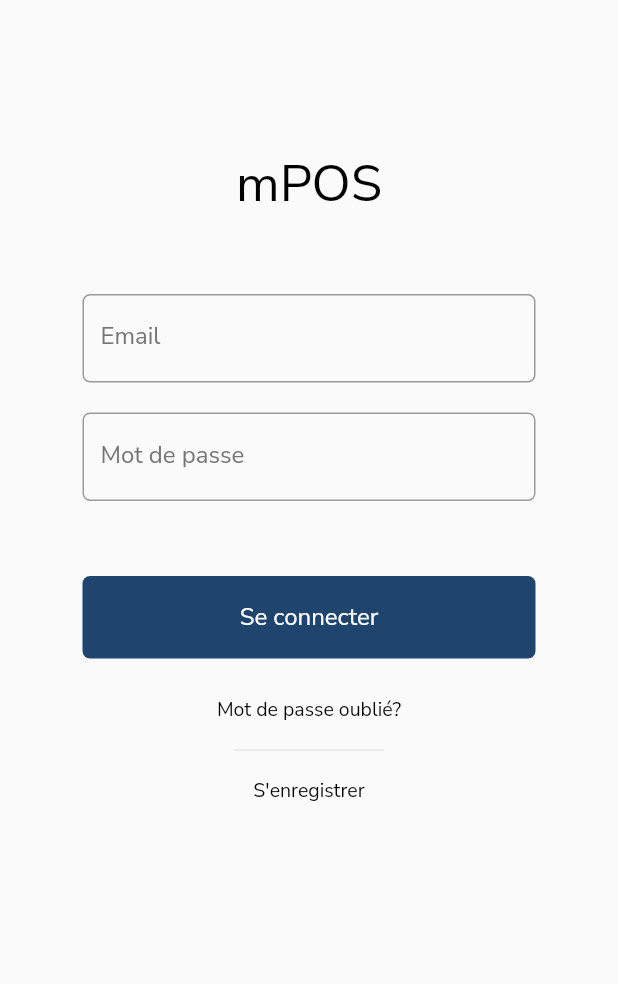
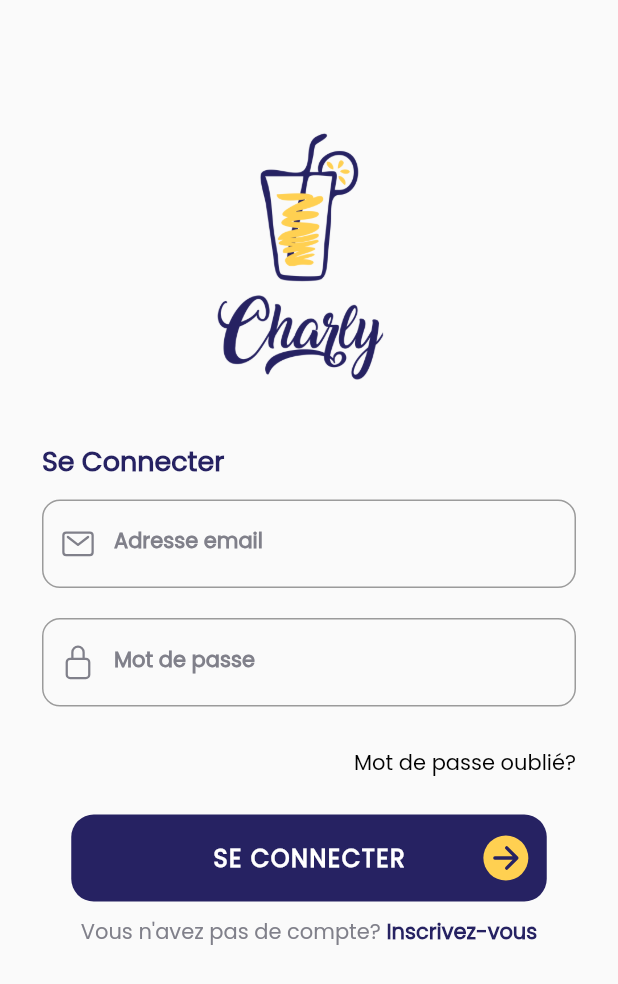
Before and after one commit to charleskoko/mpos_app, a Flutter app: the screen it shows after launch, on a phone screen of 412 x 824 dp. Shown: the top 984 px of the screen. Run offline on Flutter 3.47's test engine with Material 2 defaults, Android fonts, the phone set to English and light mode, and no system bars; our stand-ins replace bloc, dartz, dio, flutter_bloc, flutter_dotenv, flutter_secure_storage and 4 more.

Commit message:
add login page new design (in progress)

```diff
--- a/lib/authentication/presentation/login_page.dart
+++ b/lib/authentication/presentation/login_page.dart
@@ -3,8 +3,10 @@
 import 'package:flutter/material.dart';
 import 'package:flutter_bloc/flutter_bloc.dart';
 import 'package:go_router/go_router.dart';
+import 'package:ionicons/ionicons.dart';
 import '../../core/presentation/snack_bar.dart';
 import '../../core/shared/error_message.dart';
+import '../../src/shared/app_colors.dart';
 import '../../src/widgets/box_button.dart';
 import '../../src/widgets/box_input_field.dart';
 import '../../src/widgets/box_text.dart';
@@ -44,31 +46,39 @@ class _LoginPageState extends State<LoginPage> {
           }
         },
         child: ListView(
+          shrinkWrap: true,
           padding: const EdgeInsets.only(
-            left: 55,
-            right: 55,
-            top: 100,
+            left: 28,
+            right: 28,
+            top: 52,
           ),
           physics: const BouncingScrollPhysics(),
           children: [
             Column(
               mainAxisAlignment: MainAxisAlignment.center,
               children: [
-                Container(
-                  padding: const EdgeInsets.only(
-                    bottom: 50,
-                  ),
-                  child: BoxText.headingOne(
-                    'mPOS',
+                const SizedBox(
+                  width: 242,
+                  height: 242,
+                  child: Image(
+                    image: AssetImage(
+                      "assets/images/charly_logo.png",
+                    ),
                   ),
                 ),
+                Container(
+                  alignment: Alignment.centerLeft,
+                  child: BoxText.appBarTitle('Se Connecter'),
+                ),
+                const SizedBox(height: 12),
                 Form(
                   key: formKey,
                   child: Column(
                     children: [
                       BoxInputField.email(
+                        icon: Ionicons.mail_outline,
                         controller: emailTextFieldController,
-                        labelText: 'Email',
+                        labelText: 'Adresse email',
                         validator: (value) {
                           if (value.isEmpty) {
                             return 'Email est obligatroire';
@@ -81,6 +91,7 @@ class _LoginPageState extends State<LoginPage> {
                       ),
                       const SizedBox(height: 20),
                       BoxInputField.password(
+                        icon: Ionicons.lock_closed_outline,
                         controller: passwordTextFieldController,
                         labelText: 'Mot de passe',
                         validator: (value) {
@@ -96,10 +107,20 @@ class _LoginPageState extends State<LoginPage> {
                     ],
                   ),
                 ),
-                const SizedBox(height: 50),
+                const SizedBox(height: 26),
+                Container(
+                  alignment: Alignment.centerRight,
+                  height: 23,
+                  child: GestureDetector(
+                      onTap: () {
+                        print('navigate to password reset page');
+                      },
+                      child: BoxText.body('Mot de passe oublié?')),
+                ),
+                const SizedBox(height: 23),
                 BlocBuilder<AuthenticationCubit, AuthenticationState>(
                   builder: (context, authenticationState) {
-                    return BoxButton.normal(
+                    return BoxButton.main(
                         isBusy: (authenticationState is AuthenticationLoading)
                             ? true
                             : false,
@@ -119,23 +140,28 @@ class _LoginPageState extends State<LoginPage> {
                 ),
                 Container(
                   padding: const EdgeInsets.only(
-                    top: 25,
-                    bottom: 10,
-                  ),
-                  child: BoxText.caption(
-                    'Mot de passe oublié?',
-                  ),
-                ),
-                const SizedBox(width: 100, child: Divider()),
-                Container(
-                  padding: const EdgeInsets.only(
                     top: 10,
                     bottom: 10,
                   ),
-                  child: BoxText.caption(
-                    'S\'enregistrer',
+                  child: Row(
+                    mainAxisAlignment: MainAxisAlignment.center,
+                    children: [
+                      BoxText.caption("Vous n'avez pas de compte? ",
+                          color: const Color(0xFF80808A)),
+                      GestureDetector(
+                        onTap: () {
+                          print('Nqvigate to register page');
+                        },
+                        child: BoxText.caption(
+                          "Inscrivez-vous",
+                          color: kPrimaryColor,
+                          fontWeight: FontWeight.w600,
+                        ),
+                      )
+                    ],
                   ),
                 ),
+                const SizedBox(height: 38),
               ],
             )
           ],
--- a/lib/src/shared/app_colors.dart
+++ b/lib/src/shared/app_colors.dart
@@ -1,9 +1,9 @@
 import 'package:flutter/material.dart';
 
 const kblackColor = Colors.black;
-const kPrimaryColorDark = Color(0xFF836967);
+const kPrimaryColorDark = Color(0xFF262262);
 const kPrimaryColorGradient = Color(0xFFc3aaa7);
-const kPrimaryColor = Color(0xFF6082B6);
+const kPrimaryColor = Color(0xFF262262);
 const kSecondaryColor = Color(0xFFBEC5bE);
 const kSecondaryDarkColor = Color(0xFF5b665b);
 const kThreeColor = Color(0xFF4D3231);
--- a/lib/src/shared/styles.dart
+++ b/lib/src/shared/styles.dart
@@ -1,36 +1,46 @@
 import 'package:flutter/material.dart';
 
-const TextStyle heading1Style = TextStyle(
-  fontSize: 34,
-  fontFamily: 'NunitoSans-Regular',
+const TextStyle appBarTileStyle = TextStyle(
+  fontSize: 18,
+  fontWeight: FontWeight.w700,
+  fontFamily: 'Poppins-Regular',
 );
 
-const TextStyle heading2Style = TextStyle(
-  fontSize: 28,
-  fontFamily: 'NunitoSans-SemiBold',
+const TextStyle mainButtonTextStyle = TextStyle(
+  fontSize: 16,
+  fontFamily: 'Poppins-Regular',
+  fontWeight: FontWeight.w700,
+  letterSpacing: 1,
+);
+
+const TextStyle alertDialoguButtonTextStyle = TextStyle(
+  fontSize: 18,
+  fontFamily: 'Poppins-Regular',
+  fontWeight: FontWeight.w700,
+);
+
+const TextStyle bodyStyle = TextStyle(
+  fontSize: 14,
+  fontFamily: 'Poppins-Regular',
+  fontWeight: FontWeight.w700,
 );
 
 const TextStyle heading3Style = TextStyle(
   fontSize: 24,
-  fontFamily: 'NunitoSans-SemiBold',
+  fontFamily: 'Poppins-Regular',
 );
 
 const TextStyle headlineStyle = TextStyle(
   fontSize: 30,
-  fontFamily: 'NunitoSans-Black',
-);
-
-const TextStyle bodyStyle = TextStyle(
-  fontSize: 16,
-  fontFamily: 'NunitoSans-Regular',
+  fontFamily: 'Poppins-Regular',
 );
 
 const TextStyle subheadingStyle = TextStyle(
   fontSize: 20,
-  fontFamily: 'NunitoSans-Regular',
+  fontFamily: 'Poppins-Regular',
 );
 
 const TextStyle captionStyle = TextStyle(
-  fontSize: 12,
-  fontFamily: 'NunitoSans-Regular',
+  fontSize: 15,
+  fontFamily: 'Poppins-Regular',
 );
--- a/lib/src/widgets/box_button.dart
+++ b/lib/src/widgets/box_button.dart
@@ -1,5 +1,6 @@
 import 'package:flutter/material.dart';
 import 'package:flutter_spinkit/flutter_spinkit.dart';
+import 'package:ionicons/ionicons.dart';
 import 'package:mpos_app/src/widgets/box_text.dart';
 import '../shared/app_colors.dart';
 
@@ -8,6 +9,15 @@ class BoxButton extends StatelessWidget {
   final bool isBusy;
   double? width;
   final void Function()? onTap;
+
+  BoxButton.main({
+    Key? key,
+    required this.title,
+    this.width,
+    this.isBusy = false,
+    this.onTap,
+  }) : super(key: key);
+
   BoxButton.normal({
     Key? key,
     required this.title,
@@ -30,14 +40,18 @@ class BoxButton extends StatelessWidget {
     return GestureDetector(
       onTap: onTap,
       child: AnimatedContainer(
+        width: 317,
+        height: 58,
         decoration: BoxDecoration(
-          color: kAppBarBackgroundColor,
-          borderRadius: BorderRadius.circular(5),
+          color: kPrimaryColor,
+          borderRadius: BorderRadius.circular(15),
         ),
-        child: Center(
+        child: Stack(
+          children: [
+            Center(
               child: !isBusy
-              ? BoxText.body(
-                  title,
+                  ? BoxText.mainButtonText(
+                      title.toUpperCase(),
                       color: Colors.white,
                     )
                   : const SpinKitWave(
@@ -45,8 +59,26 @@ class BoxButton extends StatelessWidget {
                       size: 20.0,
                     ),
             ),
-        width: (width == null) ? size.width - 110 : width,
-        height: 55,
+            Positioned(
+              right: 12.27,
+              top: 14,
+              child: Container(
+                decoration: const BoxDecoration(
+                  color: Color(0xFFFFD051),
+                  shape: BoxShape.circle,
+                ),
+                width: 30,
+                height: 30,
+                child: const Center(
+                  child: Icon(
+                    Ionicons.arrow_forward_outline,
+                    color: kPrimaryColor,
+                  ),
+                ),
+              ),
+            )
+          ],
+        ),
         duration: const Duration(
           milliseconds: 350,
         ),
--- a/lib/src/widgets/box_input_field.dart
+++ b/lib/src/widgets/box_input_field.dart
@@ -65,7 +65,7 @@ class BoxInputField extends StatelessWidget {
       decoration: InputDecoration(
         labelText: labelText,
         labelStyle: bodyStyle.copyWith(
-          color: Colors.grey.shade600,
+          color: Color(0xFF80808A),
         ),
         hintText: hintText,
         hintStyle: subheadingStyle,
@@ -73,15 +73,15 @@ class BoxInputField extends StatelessWidget {
             ? null
             : Icon(
                 icon,
-                color: kPrimaryColor,
+                color: Color(0xFF80808A),
               ),
         border: OutlineInputBorder(
-          borderRadius: BorderRadius.circular(5),
+          borderRadius: BorderRadius.circular(12),
         ),
         focusedBorder: OutlineInputBorder(
-          borderRadius: BorderRadius.circular(5),
+          borderRadius: BorderRadius.circular(12),
           borderSide: const BorderSide(
-            color: kPrimaryColor,
+            color: Color(0xFF80808A),
           ),
         ),
       ),
--- a/lib/src/widgets/box_text.dart
+++ b/lib/src/widgets/box_text.dart
@@ -8,10 +8,24 @@ class BoxText extends StatelessWidget {
   final String text;
   final TextStyle style;
 
+  BoxText.appBarTitle(this.text, {Color color = kPrimaryColor})
+      : style = appBarTileStyle.copyWith(
+          color: color,
+        );
+
+  BoxText.mainButtonText(this.text, {Color color = kPrimaryColor})
+      : style = mainButtonTextStyle.copyWith(
+          color: color,
+        );
+
   BoxText.headingOne(this.text, {Color color = kblackColor})
-      : style = heading1Style.copyWith(color: color);
+      : style = appBarTileStyle.copyWith(
+          color: color,
+        );
   BoxText.headingTwo(this.text, {Color color = kblackColor})
-      : style = heading2Style.copyWith(color: color);
+      : style = appBarTileStyle.copyWith(
+          color: color,
+        );
   const BoxText.headingThree(this.text) : style = heading3Style;
   const BoxText.headline(this.text) : style = headlineStyle;
   BoxText.subheading(
@@ -24,7 +38,7 @@ class BoxText extends StatelessWidget {
         );
   BoxText.caption(this.text,
       {Color color = kblackColor,
-      double fontSize = 13.0,
+      double fontSize = 14.0,
       FontWeight fontWeight = FontWeight.normal})
       : style = captionStyle.copyWith(
           color: color,
```
Also changed, not shown: pubspec.yaml (+2 -14 lines), assets/fonts/NunitoSans-Black.ttf (deleted), assets/fonts/NunitoSans-Bold.ttf (deleted), assets/fonts/NunitoSans-Light.ttf (deleted), assets/fonts/NunitoSans-Regular.ttf (deleted), assets/fonts/NunitoSans-SemiBold.ttf (deleted), assets/fonts/Poppins-Regular.ttf (added), assets/images/charly_logo.png (added), assets/images/image_placeholder.jpeg (deleted), assets/images/mail_icon.png (added). Lines whose indentation alone changed are shown as unchanged.
